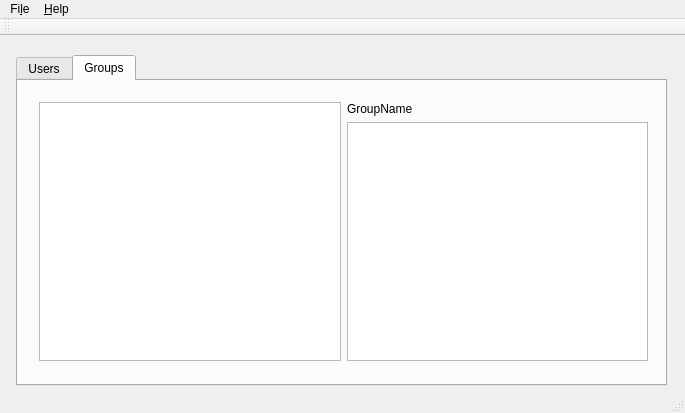
First picture: the form in MainWindow.ui, repository Credid/credid-client-qt, before the edit.
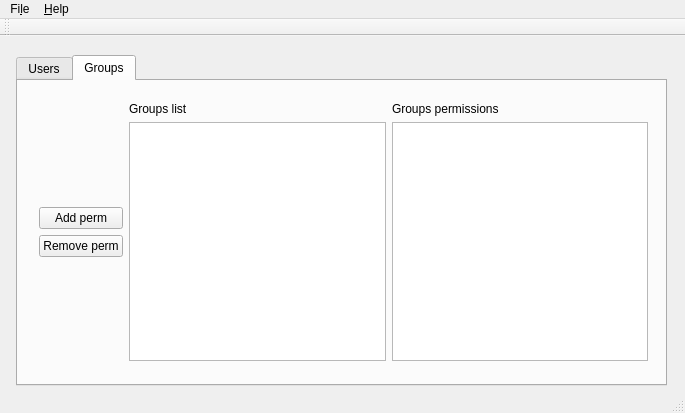
Second picture: the form after the edit. The open tabs and pages were chosen to show the change.

Diff of the .ui file:
```diff
--- a/MainWindow.ui
+++ b/MainWindow.ui
@@ -102,14 +102,69 @@
       </property>
       <layout class="QHBoxLayout" name="layoutGroups">
        <item>
-        <widget class="QListWidget" name="listGroups"/>
+        <layout class="QVBoxLayout" name="verticalLayout_5">
+         <item>
+          <spacer name="verticalSpacer_3">
+           <property name="orientation">
+            <enum>Qt::Vertical</enum>
+           </property>
+           <property name="sizeHint" stdset="0">
+            <size>
+             <width>20</width>
+             <height>40</height>
+            </size>
+           </property>
+          </spacer>
+         </item>
+         <item>
+          <widget class="QPushButton" name="addGroupPerm">
+           <property name="text">
+            <string>Add perm</string>
+           </property>
+          </widget>
+         </item>
+         <item>
+          <widget class="QPushButton" name="removeGroupPerm">
+           <property name="text">
+            <string>Remove perm</string>
+           </property>
+          </widget>
+         </item>
+         <item>
+          <spacer name="verticalSpacer_4">
+           <property name="orientation">
+            <enum>Qt::Vertical</enum>
+           </property>
+           <property name="sizeHint" stdset="0">
+            <size>
+             <width>20</width>
+             <height>40</height>
+            </size>
+           </property>
+          </spacer>
+         </item>
+        </layout>
+       </item>
+       <item>
+        <layout class="QVBoxLayout" name="verticalLayout_4">
+         <item>
+          <widget class="QLabel" name="label_3">
+           <property name="text">
+            <string>Groups list</string>
+           </property>
+          </widget>
+         </item>
+         <item>
+          <widget class="QListWidget" name="listGroups"/>
+         </item>
+        </layout>
        </item>
        <item>
         <layout class="QVBoxLayout" name="layoutGroupsActions">
          <item>
           <widget class="QLabel" name="groupname">
            <property name="text">
-            <string>GroupName</string>
+            <string>Groups permissions</string>
            </property>
           </widget>
          </item>
```
Left out of the diff: 52 changed lines with no effect on the pictures.
